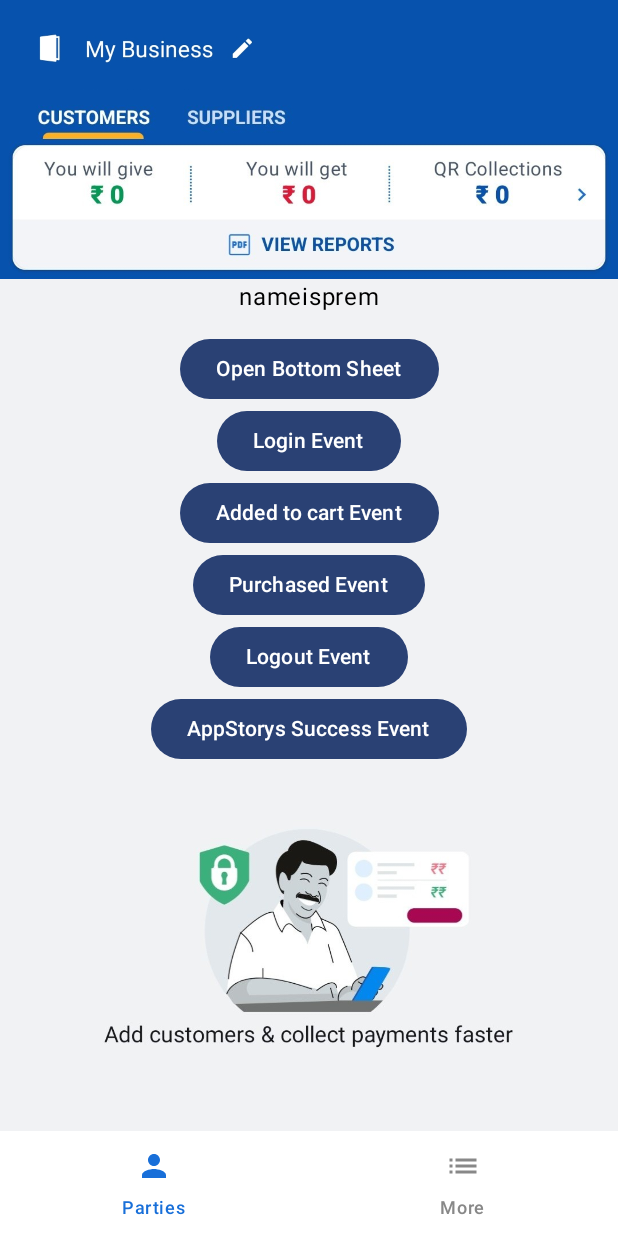
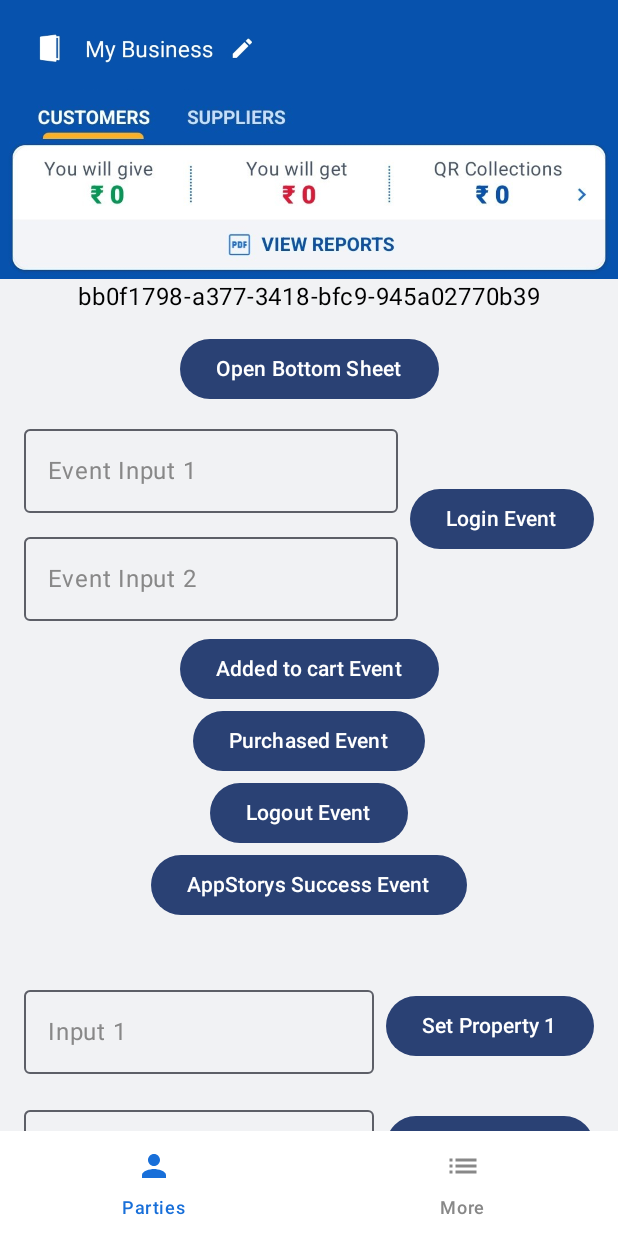
Before and after one commit to appversal/AppStorys-Android-SDK, an Android app built with Jetpack Compose: the screen it shows after launch (MainActivity), on a phone screen of 412 x 824 dp. Run offline under Robolectric (Android 15) with nearby library versions, the phone set to English and light mode, and no system bars; libraries missing offline, so code that uses them is left out: info.mqtt.android, org.eclipse.paho.

Commit message:
bug fixes

```diff
--- a/app/src/main/java/com/example/carousal/App.kt
+++ b/app/src/main/java/com/example/carousal/App.kt
@@ -33,8 +33,8 @@ class App : Application() {
             context = this,
             appId = "9e1b21a2-350a-4592-918c-2a19a73f249a",
             accountId = "4350bf8e-0c9a-46bd-b953-abb65ab21d11",
-//            userId = userId,
-            userId = "nameisprem",
+            userId = userId,
+//            userId = "nameisprem",
             attributes = attributes,
             navigateToScreen = { screen ->
                 println("Navigating to $screen")
--- a/app/src/main/java/com/example/carousal/MainActivity.kt
+++ b/app/src/main/java/com/example/carousal/MainActivity.kt
@@ -65,6 +65,9 @@ import kotlinx.coroutines.launch
 import androidx.compose.foundation.clickable
 import androidx.compose.ui.text.AnnotatedString
 import android.widget.Toast
+import androidx.compose.foundation.layout.width
+import androidx.compose.material3.OutlinedTextField
+import androidx.compose.material3.OutlinedTextFieldDefaults
 import kotlinx.coroutines.coroutineScope
 
 
@@ -189,6 +192,14 @@ fun HomeScreen(padding: PaddingValues) {
     val context = LocalContext.current
     val campaignManager = App.appStorys
 
+    // State variables for input fields
+    var input1 by remember { mutableStateOf("") }
+    var input2 by remember { mutableStateOf("") }
+
+    var eventInput1 by remember { mutableStateOf("") }
+    var eventInput2 by remember { mutableStateOf("") }
+    var eventInput3 by remember { mutableStateOf("") }
+
     LaunchedEffect(Unit) {
         val screenName  = "Home Screen"
         val positions = listOf("widget_one", "widget_two", "widget_three", "widget_four", "widget_fifty")
@@ -253,10 +264,9 @@ fun HomeScreen(padding: PaddingValues) {
                 ) {
                     Button(
                         onClick = {
-//                            campaignManager.trackEvents(
-//                                event = "Button clicked"
-//                            )
-                                campaignManager.setUserProperties(mapOf("test" to "prem"))
+                            campaignManager.trackEvents(
+                                event = "Open Bottom Sheet Event"
+                            )
                         },
                         modifier = Modifier.appstorys("open_bottom_sheet")
                     ) {
@@ -264,20 +274,64 @@ fun HomeScreen(padding: PaddingValues) {
                     }
                 }
 
+                Row(
+                    modifier = Modifier
+                        .fillMaxWidth()
+                        .padding(horizontal = 16.dp, vertical = 8.dp),
+                    verticalAlignment = Alignment.CenterVertically
+                ) {
+                    Column(
+                        modifier = Modifier.weight(1f)
+                    ) {
+                        OutlinedTextField(
+                            value = eventInput1,
+                            onValueChange = { eventInput1 = it },
+                            label = { Text("Event Input 1") },
+                            placeholder = { Text("Enter value for name") },
+                            modifier = Modifier.fillMaxWidth(),
+                            colors = OutlinedTextFieldDefaults.colors(
+                                focusedTextColor = Color.Black,
+                                unfocusedTextColor = Color.Black,
+                                focusedLabelColor = Color.Black,
+                                unfocusedLabelColor = Color.Gray
+                            )
+                        )
+
+                        Spacer(modifier = Modifier.height(8.dp))
+
+                        OutlinedTextField(
+                            value = eventInput2,
+                            onValueChange = { eventInput2 = it },
+                            label = { Text("Event Input 2") },
+                            placeholder = { Text("Enter value for age") },
+                            modifier = Modifier.fillMaxWidth(),
+                            colors = OutlinedTextFieldDefaults.colors(
+                                focusedTextColor = Color.Black,
+                                unfocusedTextColor = Color.Black,
+                                focusedLabelColor = Color.Black,
+                                unfocusedLabelColor = Color.Gray
+                            )
+                        )
+                    }
+
+                    Spacer(modifier = Modifier.width(8.dp))
+
                     Button(
                         onClick = {
                             campaignManager.trackEvents(
-                            event = "Login"
+                                event = "Login",
+                                metadata = mapOf(
+                                    "name" to eventInput1,
+                                    "age" to eventInput2
                                 )
-//                        campaignManager.trackEvents(
-//                            event = "Logout",
-//                            // optional metadata = mapOf()
-//                        )
+                            )
                         },
                         modifier = Modifier
                     ) {
                         Text("Login Event")
                     }
+                }
+
 
                 Button(
                     onClick = {
@@ -305,7 +359,6 @@ fun HomeScreen(padding: PaddingValues) {
                     onClick = {
                         campaignManager.trackEvents(
                             event = "Logout",
-                            // optional metadata = mapOf()
                         )
                     },
                     modifier = Modifier
@@ -322,6 +375,80 @@ fun HomeScreen(padding: PaddingValues) {
                     modifier = Modifier
                 ) {
                     Text("AppStorys Success Event")
+                }
+
+                Spacer(
+                    Modifier.height(30.dp)
+                )
+
+                // First user property input and button
+                Row(
+                    modifier = Modifier
+                        .fillMaxWidth()
+                        .padding(horizontal = 16.dp, vertical = 8.dp),
+                    verticalAlignment = Alignment.CenterVertically,
+                    horizontalArrangement = Arrangement.spacedBy(8.dp)
+                ) {
+                    OutlinedTextField(
+                        value = input1,
+                        onValueChange = { input1 = it },
+                        label = { Text("Input 1") },
+                        placeholder = { Text("Enter value for key_one") },
+                        modifier = Modifier.weight(1f),
+                        colors = OutlinedTextFieldDefaults.colors(
+                            focusedTextColor = Color.Black,
+                            unfocusedTextColor = Color.Black,
+                            focusedLabelColor = Color.Black,
+                            unfocusedLabelColor = Color.Gray
+                        )
+                    )
+
+                    Button(
+                        onClick = {
+                            campaignManager.setUserProperties(
+                                mapOf("key_one" to input1)
+                            )
+                            Toast.makeText(context, "User property set: key_one = $input1", Toast.LENGTH_SHORT).show()
+                        },
+                        modifier = Modifier
+                    ) {
+                        Text("Set Property 1")
+                    }
+                }
+
+                // Second user property input and button
+                Row(
+                    modifier = Modifier
+                        .fillMaxWidth()
+                        .padding(horizontal = 16.dp, vertical = 8.dp),
+                    verticalAlignment = Alignment.CenterVertically,
+                    horizontalArrangement = Arrangement.spacedBy(8.dp)
+                ) {
+                    OutlinedTextField(
+                        value = input2,
+                        onValueChange = { input2 = it },
+                        label = { Text("Input 2") },
+                        placeholder = { Text("Enter value for key_two") },
+                        modifier = Modifier.weight(1f),
+                        colors = OutlinedTextFieldDefaults.colors(
+                            focusedTextColor = Color.Black,
+                            unfocusedTextColor = Color.Black,
+                            focusedLabelColor = Color.Black,
+                            unfocusedLabelColor = Color.Gray
+                        )
+                    )
+
+                    Button(
+                        onClick = {
+                            campaignManager.setUserProperties(
+                                mapOf("key_two" to input2)
+                            )
+                            Toast.makeText(context, "User property set: key_two = $input2", Toast.LENGTH_SHORT).show()
+                        },
+                        modifier = Modifier
+                    ) {
+                        Text("Set Property 2")
+                    }
                 }
 
                 campaignManager.Stories()
```
Also changed, not shown: app/appstorys/src/main/java/com/appversal/appstorys/AppStorys.kt (+2 -62 lines), 6 other files. Lines whose indentation alone changed are shown as unchanged.
